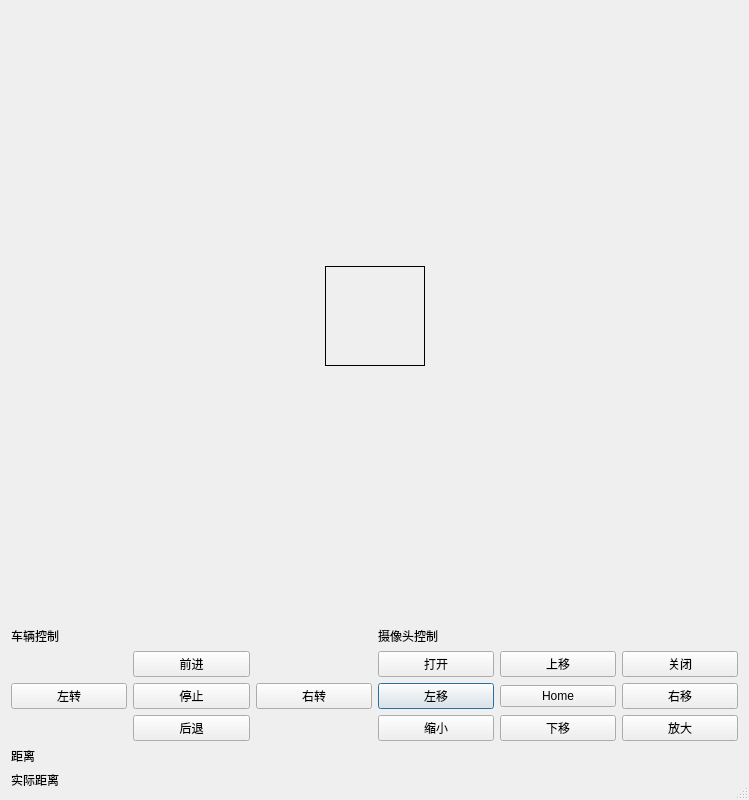
Qt form robotcontroldialog.ui (lshiwjx/MeasureDistance) before a commit.
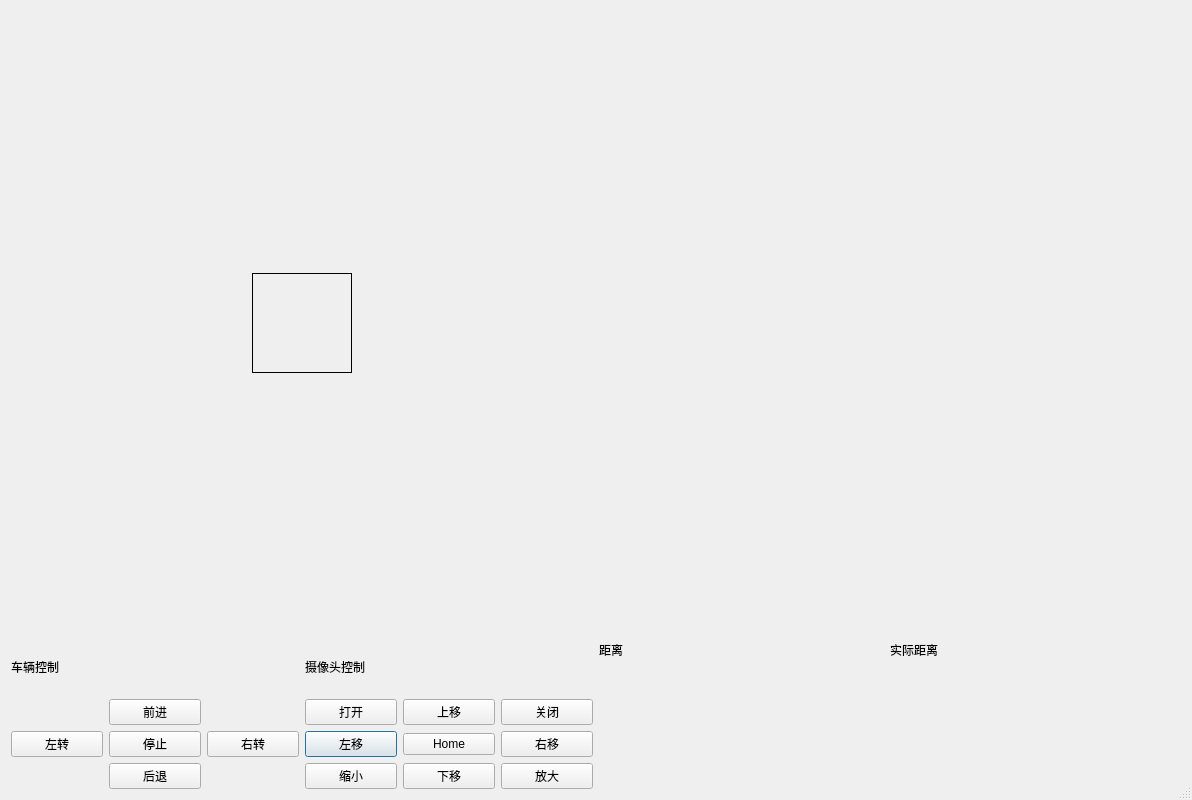
The same form after that commit. Custom widgets are drawn as their Qt base class.

Patch:
```diff
--- a/robotcontroldialog.ui
+++ b/robotcontroldialog.ui
@@ -9,7 +9,7 @@
    <rect>
     <x>0</x>
     <y>0</y>
-    <width>749</width>
+    <width>1192</width>
     <height>800</height>
    </rect>
   </property>
@@ -34,8 +34,168 @@
   <property name="sizeGripEnabled">
    <bool>true</bool>
   </property>
-  <layout class="QVBoxLayout" name="verticalLayout">
-   <item>
+  <layout class="QGridLayout" name="gridLayout">
+   <item row="0" column="3">
+    <layout class="QGridLayout" name="SonarLayout">
+     <item row="1" column="1">
+      <widget class="QLabel" name="label">
+       <property name="minimumSize">
+        <size>
+         <width>100</width>
+         <height>100</height>
+        </size>
+       </property>
+       <property name="text">
+        <string/>
+       </property>
+      </widget>
+     </item>
+     <item row="0" column="1">
+      <spacer name="verticalSpacer">
+       <property name="orientation">
+        <enum>Qt::Vertical</enum>
+       </property>
+       <property name="sizeHint" stdset="0">
+        <size>
+         <width>20</width>
+         <height>40</height>
+        </size>
+       </property>
+      </spacer>
+     </item>
+     <item row="2" column="1">
+      <spacer name="verticalSpacer_2">
+       <property name="orientation">
+        <enum>Qt::Vertical</enum>
+       </property>
+       <property name="sizeHint" stdset="0">
+        <size>
+         <width>20</width>
+         <height>40</height>
+        </size>
+       </property>
+      </spacer>
+     </item>
+     <item row="1" column="0">
+      <spacer name="horizontalSpacer">
+       <property name="orientation">
+        <enum>Qt::Horizontal</enum>
+       </property>
+       <property name="sizeHint" stdset="0">
+        <size>
+         <width>40</width>
+         <height>20</height>
+        </size>
+       </property>
+      </spacer>
+     </item>
+     <item row="1" column="2">
+      <spacer name="horizontalSpacer_2">
+       <property name="orientation">
+        <enum>Qt::Horizontal</enum>
+       </property>
+       <property name="sizeHint" stdset="0">
+        <size>
+         <width>40</width>
+         <height>20</height>
+        </size>
+       </property>
+      </spacer>
+     </item>
+    </layout>
+   </item>
+   <item row="2" column="3">
+    <layout class="QVBoxLayout" name="CompareLayout">
+     <property name="spacing">
+      <number>0</number>
+     </property>
+     <item>
+      <layout class="QHBoxLayout" name="horizontalLayout_2">
+       <property name="spacing">
+        <number>0</number>
+       </property>
+       <item>
+        <widget class="QLabel" name="DistanceLabel">
+         <property name="sizePolicy">
+          <sizepolicy hsizetype="Preferred" vsizetype="Preferred">
+           <horstretch>0</horstretch>
+           <verstretch>0</verstretch>
+          </sizepolicy>
+         </property>
+         <property name="minimumSize">
+          <size>
+           <width>0</width>
+           <height>0</height>
+          </size>
+         </property>
+         <property name="text">
+          <string>距离</string>
+         </property>
+        </widget>
+       </item>
+       <item>
+        <widget class="QLabel" name="DistanceValueLabel">
+         <property name="text">
+          <string/>
+         </property>
+        </widget>
+       </item>
+       <item>
+        <widget class="QLabel" name="RealDistanceLable">
+         <property name="sizePolicy">
+          <sizepolicy hsizetype="Minimum" vsizetype="Preferred">
+           <horstretch>0</horstretch>
+           <verstretch>0</verstretch>
+          </sizepolicy>
+         </property>
+         <property name="minimumSize">
+          <size>
+           <width>0</width>
+           <height>0</height>
+          </size>
+         </property>
+         <property name="text">
+          <string>实际距离</string>
+         </property>
+        </widget>
+       </item>
+       <item>
+        <widget class="QLabel" name="RealDistanceValueLabel">
+         <property name="text">
+          <string/>
+         </property>
+        </widget>
+       </item>
+      </layout>
+     </item>
+     <item>
+      <widget class="myPlotLabel" name="PlotLabel">
+       <property name="sizePolicy">
+        <sizepolicy hsizetype="Minimum" vsizetype="Minimum">
+         <horstretch>0</horstretch>
+         <verstretch>0</verstretch>
+        </sizepolicy>
+       </property>
+       <property name="minimumSize">
+        <size>
+         <width>400</width>
+         <height>130</height>
+        </size>
+       </property>
+       <property name="baseSize">
+        <size>
+         <width>400</width>
+         <height>400</height>
+        </size>
+       </property>
+       <property name="text">
+        <string/>
+       </property>
+      </widget>
+     </item>
+    </layout>
+   </item>
+   <item row="0" column="0">
     <layout class="QGridLayout" name="figureLayout">
      <property name="sizeConstraint">
       <enum>QLayout::SetDefaultConstraint</enum>
@@ -137,22 +297,8 @@
      </item>
     </layout>
    </item>
-   <item>
+   <item row="2" column="0">
     <layout class="QGridLayout" name="controlLayout">
-     <item row="3" column="0">
-      <widget class="QLabel" name="DistanceLabel">
-       <property name="text">
-        <string>距离</string>
-       </property>
-      </widget>
-     </item>
-     <item row="3" column="1">
-      <widget class="QLabel" name="DistanceValueLabel">
-       <property name="text">
-        <string/>
-       </property>
-      </widget>
-     </item>
      <item row="0" column="1">
       <widget class="QLabel" name="cameraControlLabel">
        <property name="text">
@@ -273,20 +419,6 @@
        </item>
       </layout>
      </item>
-     <item row="4" column="0">
-      <widget class="QLabel" name="RealDistanceLable">
-       <property name="text">
-        <string>实际距离</string>
-       </property>
-      </widget>
-     </item>
-     <item row="4" column="1">
-      <widget class="QLabel" name="RealDistanceValueLabel">
-       <property name="text">
-        <string/>
-       </property>
-      </widget>
-     </item>
     </layout>
    </item>
   </layout>
@@ -297,6 +429,11 @@
    <extends>QLabel</extends>
    <header>mylabel.h</header>
   </customwidget>
+  <customwidget>
+   <class>myPlotLabel</class>
+   <extends>QLabel</extends>
+   <header location="global">myplotlabel.h</header>
+  </customwidget>
  </customwidgets>
  <tabstops>
   <tabstop>cameraOpenBtn</tabstop>
```
